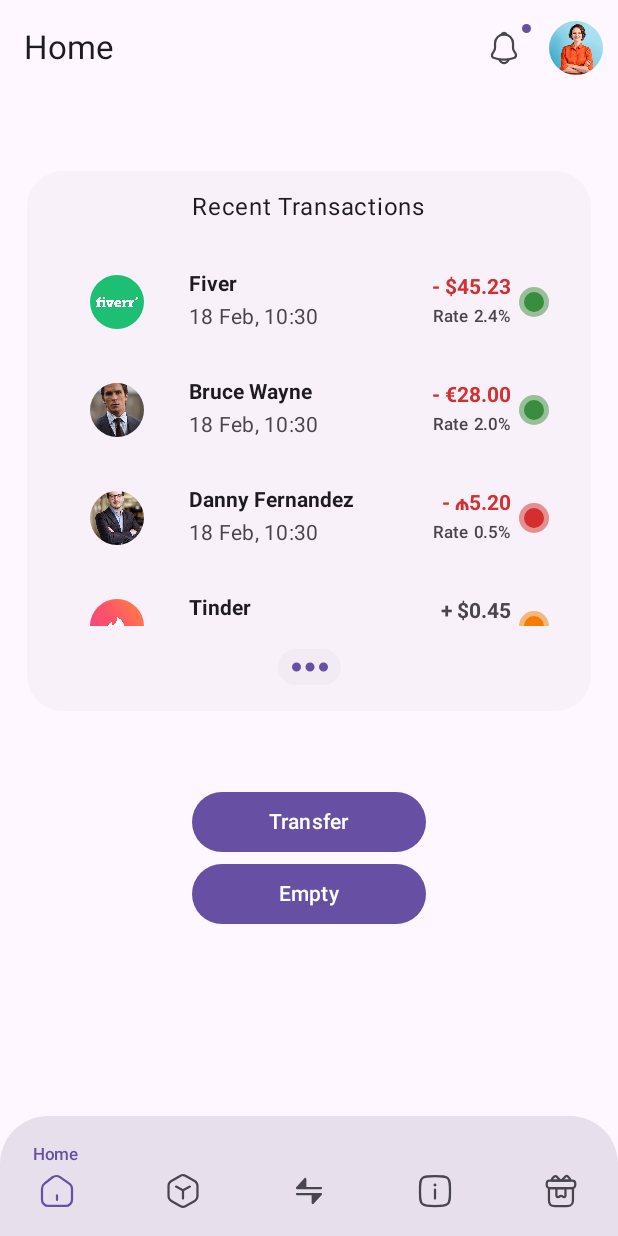
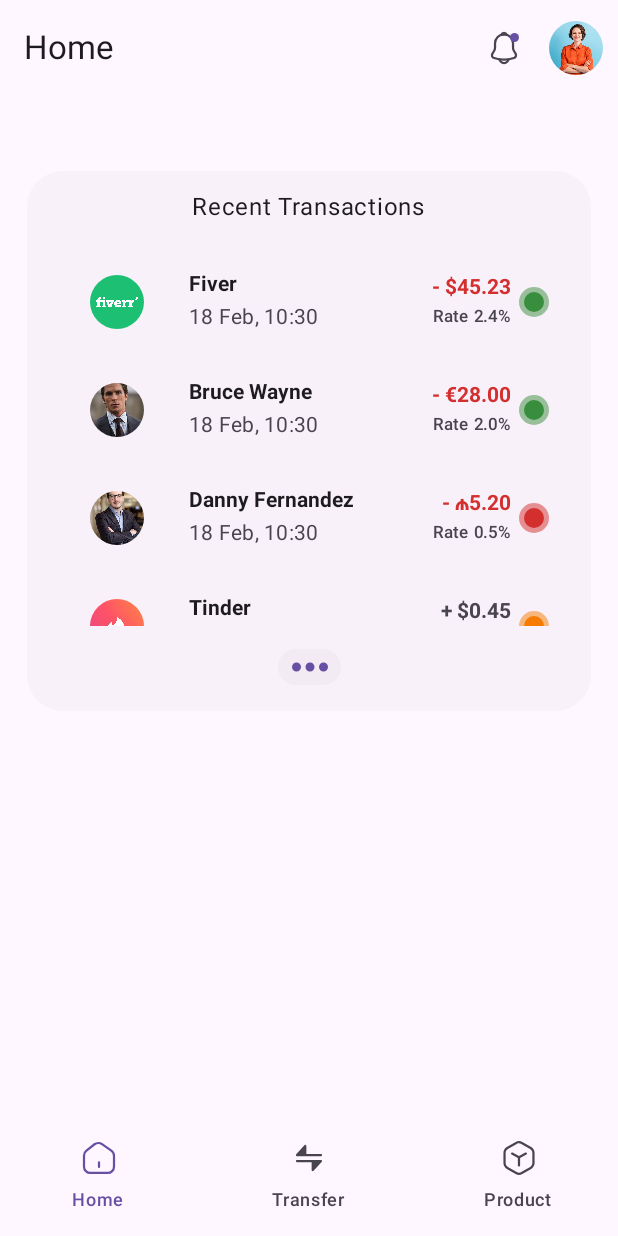
Before and after one commit to codeasus/eco, an Android app built with Jetpack Compose: the screen it shows after launch (MainActivity), on a phone screen of 412 x 824 dp. Run offline under Robolectric (Android 15) with nearby library versions, the phone set to English and light mode, and no system bars; our stand-ins replace Dagger/Hilt's generated code, Room's generated code; pictures from the network do not load.

Commit message:
Removed the Info and Reward features, including their screens and view models. Updated the BottomNavBar

```diff
--- a/app/src/main/java/codeasus/projects/bank/eco/core/navigation/AppNavHost.kt
+++ b/app/src/main/java/codeasus/projects/bank/eco/core/navigation/AppNavHost.kt
@@ -6,9 +6,7 @@ import androidx.navigation.NavHostController
 import androidx.navigation.compose.NavHost
 import androidx.navigation.compose.composable
 import codeasus.projects.bank.eco.feature.home.presentation.HomeScreen
-import codeasus.projects.bank.eco.feature.info.presentation.InfoScreen
 import codeasus.projects.bank.eco.feature.product.presentation.ProductScreen
-import codeasus.projects.bank.eco.feature.reward.presentation.RewardScreen
 import codeasus.projects.bank.eco.feature.transfer.presentation.TransferScreen
 
 @Composable
@@ -33,12 +31,6 @@ fun AppNavHost(
         composable(Screen.Transfer.route) {
             TransferScreen(navigator = appNavigator)
         }
-        composable(Screen.Info.route) {
-            InfoScreen(navigator = appNavigator)
-        }
-        composable(Screen.Reward.route) {
-            RewardScreen(navigator = appNavigator)
-        }
     }
 }
 
--- a/app/src/main/java/codeasus/projects/bank/eco/core/navigation/NavScreens.kt
+++ b/app/src/main/java/codeasus/projects/bank/eco/core/navigation/NavScreens.kt
@@ -1,19 +1,18 @@
 package codeasus.projects.bank.eco.core.navigation
+
+import androidx.annotation.DrawableRes
+import codeasus.projects.bank.eco.R
 
 
 sealed class Screen(val route: String, val title: String) {
     data object Home : Screen("home", "Home")
-    data object Transfer : Screen("transfer", "Money Transfer")
+    data object Transfer : Screen("transfer", "Transfer")
     data object Product : Screen("product", "Product")
-    data object Info : Screen("info", "Info")
-    data object Reward : Screen("reward", "Rewards")
 
-    sealed class BottomNavbarScreen(screen: Screen, val navItemName: String) : Screen(screen.route, screen.title) {
-        data object Home : BottomNavbarScreen(Screen.Home, "Home")
-        data object Product : BottomNavbarScreen(Screen.Product, "Product")
-        data object Transfer : BottomNavbarScreen(Screen.Transfer, "Transfer")
-        data object Info : BottomNavbarScreen(Screen.Info, "Info")
-        data object Reward : BottomNavbarScreen(Screen.Reward, "Rewards")
+    sealed class BottomNavbarScreen(screen: Screen, val navItemName: String, @DrawableRes val icon: Int) : Screen(screen.route, screen.title) {
+        data object Home : BottomNavbarScreen(Screen.Home, "Home",  R.drawable.ic_home)
+        data object Product : BottomNavbarScreen(Screen.Product, "Product",  R.drawable.ic_product)
+        data object Transfer : BottomNavbarScreen(Screen.Transfer, "Transfer",  R.drawable.ic_transfer)
     }
 
     companion object {
@@ -22,8 +21,6 @@ sealed class Screen(val route: String, val title: String) {
                 Home.route -> Home
                 Product.route -> Product
                 Transfer.route -> Transfer
-                Info.route -> Info
-                Reward.route -> Reward
                 else -> Home
             }
         }
--- a/app/src/main/java/codeasus/projects/bank/eco/core/navigation/ui/BottomNavBar.kt
+++ b/app/src/main/java/codeasus/projects/bank/eco/core/navigation/ui/BottomNavBar.kt
@@ -1,12 +1,6 @@
 package codeasus.projects.bank.eco.core.navigation.ui
 
-import androidx.annotation.DrawableRes
-import androidx.compose.foundation.background
-import androidx.compose.foundation.layout.Column
-import androidx.compose.foundation.layout.Spacer
-import androidx.compose.foundation.layout.height
 import androidx.compose.foundation.layout.size
-import androidx.compose.foundation.shape.RoundedCornerShape
 import androidx.compose.material3.Icon
 import androidx.compose.material3.MaterialTheme
 import androidx.compose.material3.NavigationBar
@@ -14,42 +8,30 @@ import androidx.compose.material3.NavigationBarItem
 import androidx.compose.material3.NavigationBarItemDefaults
 import androidx.compose.material3.Text
 import androidx.compose.runtime.Composable
-import androidx.compose.ui.Alignment
 import androidx.compose.ui.Modifier
-import androidx.compose.ui.draw.clip
 import androidx.compose.ui.graphics.Color
 import androidx.compose.ui.res.painterResource
 import androidx.compose.ui.unit.dp
-import codeasus.projects.bank.eco.R
 import codeasus.projects.bank.eco.core.navigation.AppNavigator
 import codeasus.projects.bank.eco.core.navigation.Screen.BottomNavbarScreen
 
 data class BottomNavBarItem(
     val screen: BottomNavbarScreen,
-    @DrawableRes val icon: Int
 )
 
 object BottomNavBar {
     val items = mapOf(
         Pair(
             BottomNavbarScreen.Home.route,
-            BottomNavBarItem(screen = BottomNavbarScreen.Home, icon = R.drawable.ic_home)
+            BottomNavBarItem(screen = BottomNavbarScreen.Home)
+        ),
+        Pair(
+            BottomNavbarScreen.Transfer.route,
+            BottomNavBarItem(screen = BottomNavbarScreen.Transfer)
         ),
         Pair(
             BottomNavbarScreen.Product.route,
-            BottomNavBarItem(screen = BottomNavbarScreen.Product, icon = R.drawable.ic_product)
-        ),
-        Pair(
-            BottomNavbarScreen.Transfer.route,
-            BottomNavBarItem(screen = BottomNavbarScreen.Transfer, icon = R.drawable.ic_transfer)
-        ),
-        Pair(
-            BottomNavbarScreen.Info.route,
-            BottomNavBarItem(screen = BottomNavbarScreen.Info, icon = R.drawable.ic_info)
-        ),
-        Pair(
-            BottomNavbarScreen.Reward.route,
-            BottomNavBarItem(screen = BottomNavbarScreen.Reward, icon = R.drawable.ic_reward)
+            BottomNavBarItem(screen = BottomNavbarScreen.Product)
         )
     )
 }
@@ -62,12 +44,7 @@ private fun getSelectedItemIndex(route: String?): BottomNavbarScreen {
 fun BottomNavBar(navigator: AppNavigator) {
     val route = navigator.currentRoute
 
-    NavigationBar(
-        modifier = Modifier
-            .background(MaterialTheme.colorScheme.surface)
-            .clip(RoundedCornerShape(topStart = 32.dp, topEnd = 32.dp)),
-        containerColor = MaterialTheme.colorScheme.surfaceVariant
-    ) {
+    NavigationBar(containerColor = MaterialTheme.colorScheme.surface) {
         BottomNavBar.items.values.forEachIndexed { _, item ->
             NavigationBarItem(
                 selected = getSelectedItemIndex(route) == item.screen,
@@ -76,26 +53,20 @@ fun BottomNavBar(navigator: AppNavigator) {
                     navigator.navigateTo(item.screen)
                 },
                 icon = {
-                    Column(
-                        horizontalAlignment = Alignment.CenterHorizontally
-                    ) {
-                        Text(
-                            text = if (getSelectedItemIndex(route) == item.screen) item.screen.navItemName else "",
-                            style = MaterialTheme.typography.labelSmall,
-                            color = if (getSelectedItemIndex(route) == item.screen) {
-                                MaterialTheme.colorScheme.primary
-                            } else MaterialTheme.colorScheme.onSurfaceVariant
-                        )
-                        Spacer(modifier = Modifier.height(4.dp))
                     Icon(
                         modifier = Modifier.size(24.dp),
-                            painter = painterResource(item.icon),
+                        painter = painterResource(item.screen.icon),
                         tint = if (getSelectedItemIndex(route) == item.screen) {
                             MaterialTheme.colorScheme.primary
                         } else MaterialTheme.colorScheme.onSurfaceVariant,
                         contentDescription = item.screen.title
                     )
-                    }
+                },
+                label = {
+                    Text(
+                        item.screen.title,
+                        color = if (getSelectedItemIndex(route) == item.screen) MaterialTheme.colorScheme.primary else MaterialTheme.colorScheme.onSurfaceVariant
+                    )
                 },
                 alwaysShowLabel = true,
                 colors = NavigationBarItemDefaults.colors(indicatorColor = Color.Transparent)
--- a/app/src/main/java/codeasus/projects/bank/eco/core/navigation/ui/TopNavbarActions.kt
+++ b/app/src/main/java/codeasus/projects/bank/eco/core/navigation/ui/TopNavbarActions.kt
@@ -1,5 +1,6 @@
 package codeasus.projects.bank.eco.core.navigation.ui
 
+import androidx.compose.foundation.layout.offset
 import androidx.compose.foundation.layout.size
 import androidx.compose.foundation.shape.CircleShape
 import androidx.compose.material.icons.Icons
@@ -38,10 +39,11 @@ fun NotificationAction(onNotificationClick: () -> Unit) {
     BadgedBox(
         modifier = Modifier.size(48.dp),
         badge = {
-        Badge(
-            containerColor = MaterialTheme.colorScheme.primary
-        )
-    }) {
+            Badge(
+                modifier = Modifier.offset((-8).dp, 6.dp),
+                containerColor = MaterialTheme.colorScheme.primary
+            )
+        }) {
         IconButton(onClick = onNotificationClick) {
             Icon(
                 modifier = Modifier.size(24.dp),
--- a/app/src/main/java/codeasus/projects/bank/eco/feature/home/presentation/HomeScreen.kt
+++ b/app/src/main/java/codeasus/projects/bank/eco/feature/home/presentation/HomeScreen.kt
@@ -7,11 +7,8 @@ import androidx.compose.foundation.layout.Spacer
 import androidx.compose.foundation.layout.fillMaxWidth
 import androidx.compose.foundation.layout.height
 import androidx.compose.foundation.layout.padding
-import androidx.compose.foundation.layout.width
 import androidx.compose.foundation.shape.RoundedCornerShape
-import androidx.compose.material3.Button
 import androidx.compose.material3.MaterialTheme
-import androidx.compose.material3.Text
 import androidx.compose.runtime.Composable
 import androidx.compose.runtime.collectAsState
 import androidx.compose.ui.Modifier
@@ -20,7 +17,6 @@ import androidx.compose.ui.tooling.preview.Preview
 import androidx.compose.ui.unit.dp
 import androidx.navigation.compose.rememberNavController
 import codeasus.projects.bank.eco.core.navigation.AppNavigator
-import codeasus.projects.bank.eco.core.navigation.Screen
 import codeasus.projects.bank.eco.core.ui.shared.view.base.BaseScreen
 import codeasus.projects.bank.eco.core.ui.shared.view.transaction.Transactions
 import codeasus.projects.bank.eco.core.ui.theme.EcoTheme
@@ -44,21 +40,6 @@ fun HomeScreen(navigator: AppNavigator) {
                 Transactions(transactions)
             }
         }
-        Spacer(Modifier.height(32.dp))
-        Button(
-            modifier = Modifier.width(156.dp),
-            onClick = {
-                navigator.navigateTo(Screen.Transfer)
-            }
-        ) {
-            Text("Transfer")
-        }
-        Button(
-            modifier = Modifier.width(156.dp),
-            onClick = {  }
-        ) {
-            Text("Empty")
-        }
     }
 }
 
```
Also changed, not shown: app/src/main/java/codeasus/projects/bank/eco/feature/info/presentation/InfoScreen.kt (deleted, +0 -29 lines), app/src/main/java/codeasus/projects/bank/eco/feature/info/presentation/InfoViewModel.kt (deleted, +0 -16 lines), app/src/main/java/codeasus/projects/bank/eco/feature/reward/presentation/RewardScreen.kt (deleted, +0 -29 lines), app/src/main/java/codeasus/projects/bank/eco/feature/reward/presentation/RewardViewModel.kt (deleted, +0 -16 lines). Lines whose indentation alone changed are shown as unchanged.
